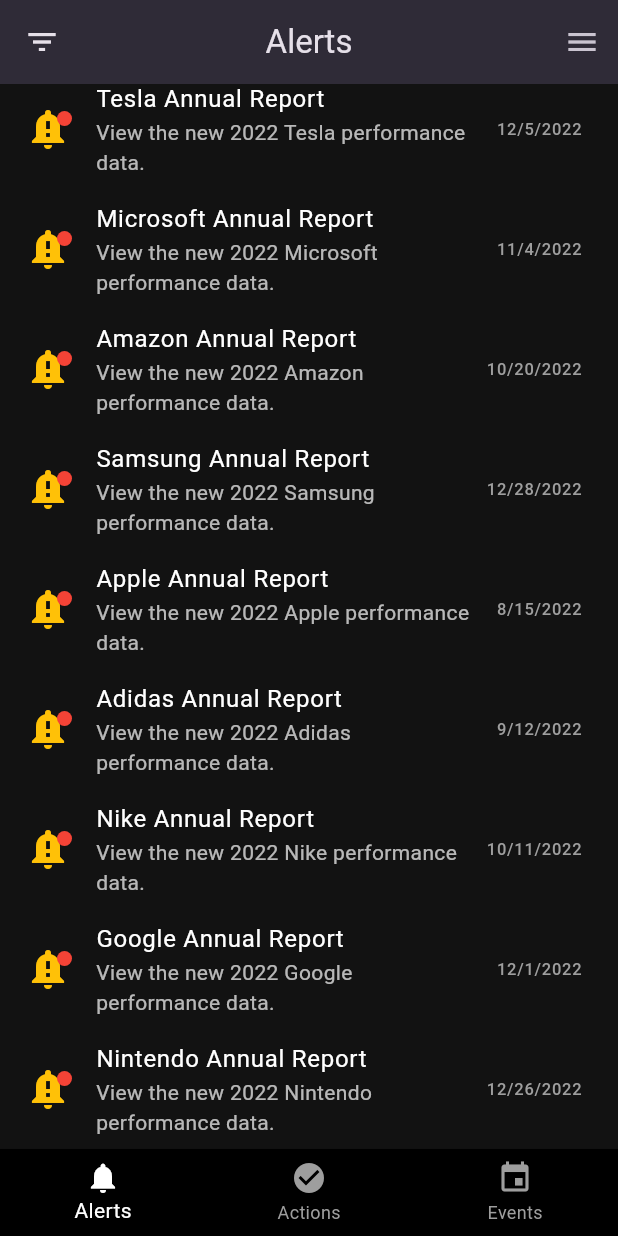
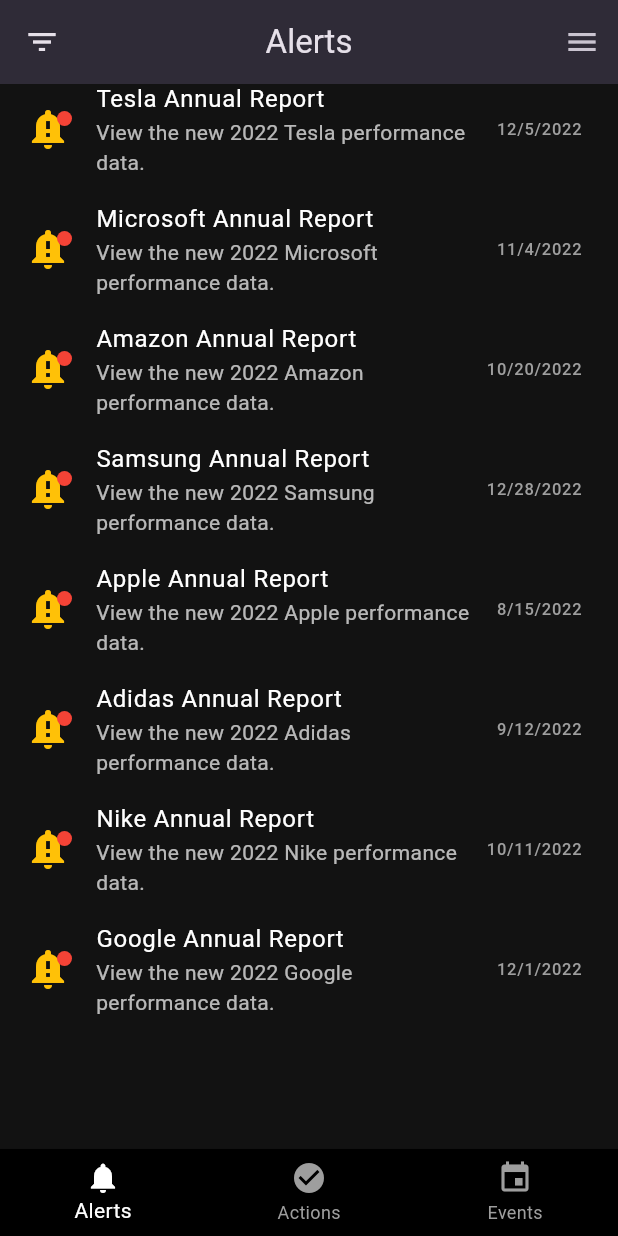
Before and after one commit to mtnnguyen/ngmar, a Flutter app: the screen it shows after launch, scrolled down 154 dp, on a phone screen of 412 x 824 dp. Run offline on Flutter 3.47's test engine with Material 3 defaults, Android fonts, the light colour scheme and no system bars.

Commit message:
Comment changes

```diff
--- a/lib/pages/alerts_data.dart
+++ b/lib/pages/alerts_data.dart
@@ -59,16 +59,4 @@
     'preview': 'View the new 2022 Google performance data.',
     'read': false,
   },
-  {
-    'title': 'Nintendo Annual Report',
-    'date': DateTime(2022, 12, 26),
-    'preview': 'View the new 2022 Nintendo performance data.',
-    'read': false,
-  },
-  {
-    'title': 'Starbucks Annual Report',
-    'date': DateTime(2022, 12, 23),
-    'preview': 'View the new 2022 Starbucks performance data.',
-    'read': false,
-  },
 ];
--- a/lib/pages/login_page.dart
+++ b/lib/pages/login_page.dart
@@ -8,14 +8,17 @@
   State<LoginPage> createState() => _LoginPageState();
 }
 
+// State for the LoginPage widget
 class _LoginPageState extends State<LoginPage> {
   final TextEditingController _usernameController = TextEditingController();
   final TextEditingController _passwordController = TextEditingController();
 
+  // Handles login logic
   void _handleLogin() {
     final username = _usernameController.text.trim();
     final password = _passwordController.text;
 
+    // Simple validation for username and password
     if (username == 'Martin' && password == '123') {
       Navigator.pushReplacement(
         context,
@@ -31,6 +34,7 @@
     }
   }
 
+  // Builds the login page UI
   @override
   Widget build(BuildContext context) {
     return Scaffold(
--- a/lib/pages/menu_page.dart
+++ b/lib/pages/menu_page.dart
@@ -1,6 +1,7 @@
 import 'package:flutter/material.dart';
 import 'account_page.dart';
 
+// Displays the main menu page with options for the user.
 class MenuPage extends StatelessWidget {
   const MenuPage({super.key});
 
@@ -93,7 +94,7 @@
 
                       const SizedBox(height: 24),
 
-                      // 🛍 My Products Tile
+                      // My Products Line
                       ListTile(
                         contentPadding: EdgeInsets.zero,
                         leading: const Icon(Icons.electric_bolt, color: Colors.white),
@@ -156,6 +157,7 @@
   }
 }
 
+// Helper widget to create a dot separator
 Widget _dotSeparator() {
   return const Padding(
     padding: EdgeInsets.symmetric(horizontal: 8.0),
@@ -163,12 +165,14 @@
   );
 }
 
+// Custom widget for footer links
 class _FooterLink extends StatelessWidget {
   final String text;
   final VoidCallback onTap;
 
   const _FooterLink({required this.text, required this.onTap});
 
+  // Builds a tappable footer link
   @override
   Widget build(BuildContext context) {
     return GestureDetector(
```
Also changed, not shown: lib/pages/alerts_page.dart (+14 -0 lines).
